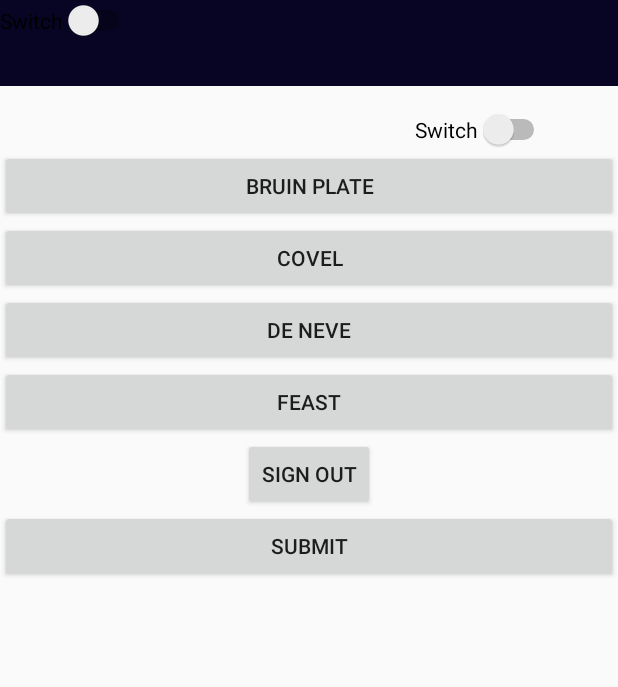
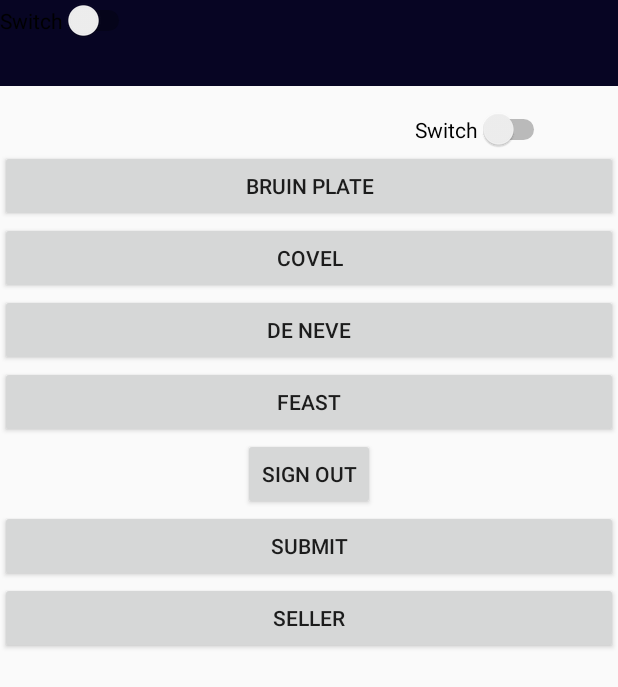
Before and after one commit to yongy0221/EZSwipe, an Android app: the screen it shows after launch once a user with an empty profile is signed in (DiningSelect), on a phone screen of 412 x 824 dp. Shown: the top 687 px of the screen. Run offline under Robolectric (Android 15) with nearby library versions, the phone set to English and light mode, and no system bars; our stand-ins replace Firebase (no records; nobody signed in at launch, a user with empty details on screens opened directly).

Commit message:
merge backup

```diff
--- a/app/src/main/java/com/gazua/ezswipe/DiningSelect.java
+++ b/app/src/main/java/com/gazua/ezswipe/DiningSelect.java
@@ -32,6 +32,9 @@ public class DiningSelect extends AppCompatActivity {
     private Button feast;
     private DatabaseReference mDatabase;
     private String diningHall;
+
+    //    for list test
+    private Button list_btn;
 
     FirebaseAuth mAuth;
 
@@ -131,6 +134,7 @@ public class DiningSelect extends AppCompatActivity {
         });
 
 
+
     }
 
     @Override
--- a/app/src/main/java/com/gazua/ezswipe/MainActivity.java
+++ b/app/src/main/java/com/gazua/ezswipe/MainActivity.java
@@ -27,8 +27,7 @@ public class MainActivity extends AppCompatActivity {
     private static final int RC_SIGN_IN = 234;
     private static final String TAG = "Log String";
 
-//    for database test
-    private Button button;
+
 
     GoogleSignInClient mGoogleSignInClient;
     FirebaseAuth mAuth;
--- a/app/src/main/res/layout/activity_dining_select.xml
+++ b/app/src/main/res/layout/activity_dining_select.xml
@@ -71,6 +71,12 @@
             android:layout_height="wrap_content"
             android:text="Submit" />
 
+        <Button
+            android:id="@+id/seller_btn"
+            android:layout_width="match_parent"
+            android:layout_height="wrap_content"
+            android:text="Seller" />
+
     </LinearLayout>
 
     <Switch
```
Also changed, not shown: app/src/main/java/com/gazua/ezswipe/SellerList.java (+14 -0 lines).
